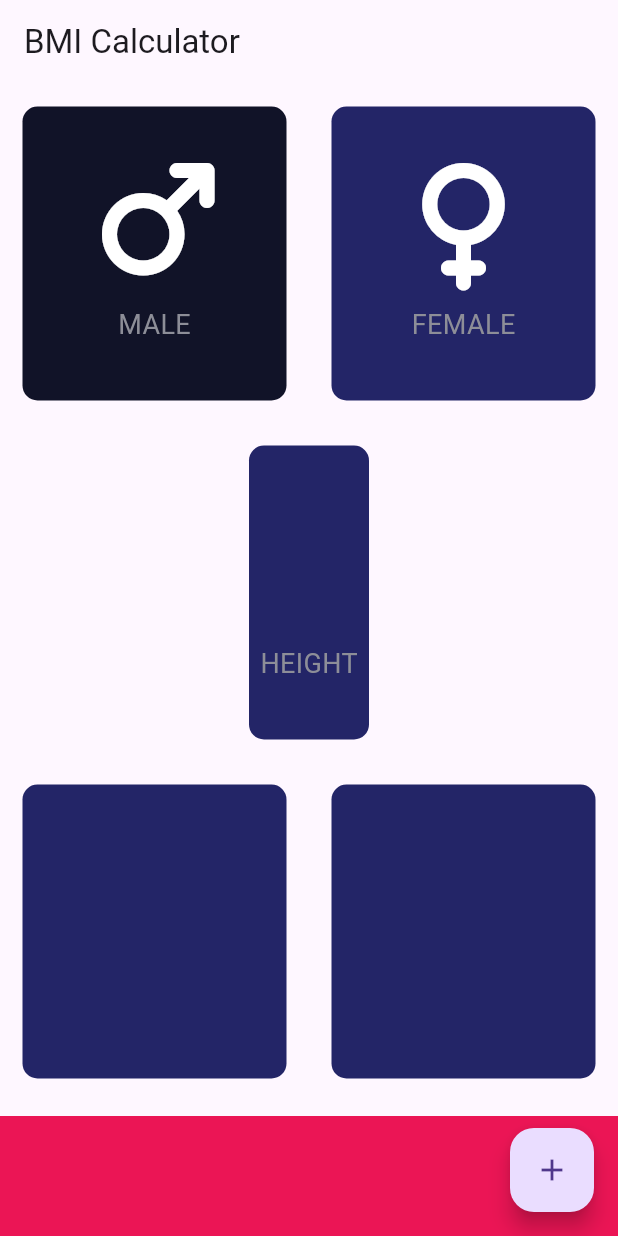
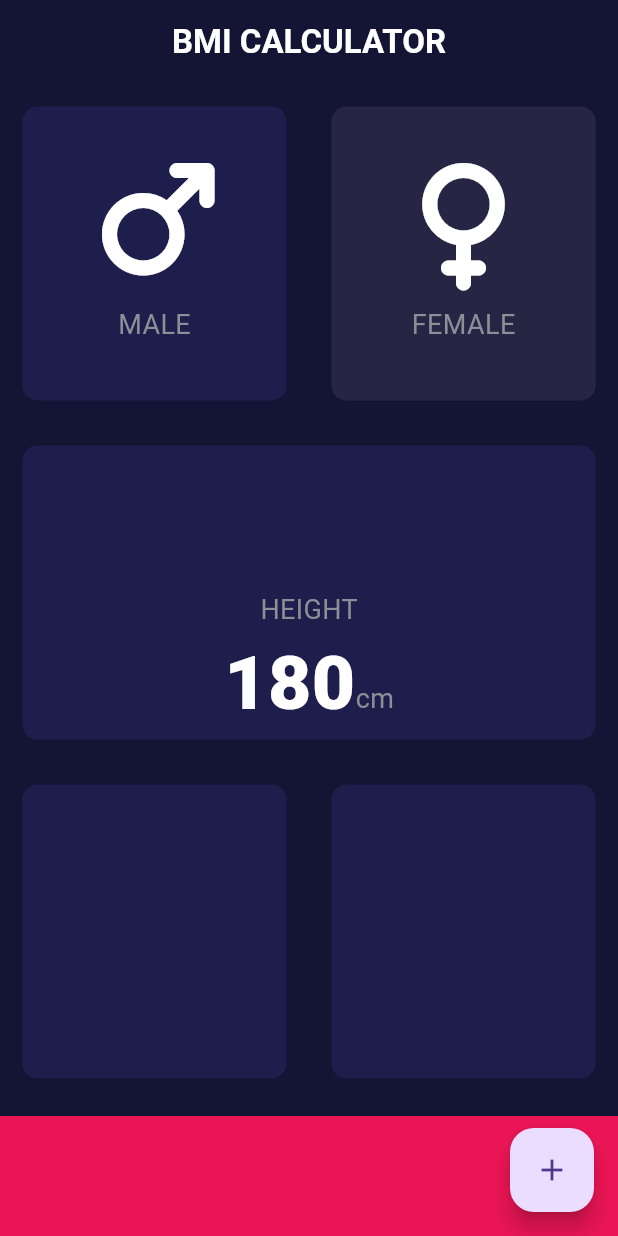
Before and after one commit to scorpiobish/bmi_calculator_fresh, a Flutter app: the screen it shows after launch, after a tap on "FEMALE", on a phone screen of 412 x 824 dp. Run offline on Flutter 3.47's test engine with Material 3 defaults, Android fonts, the phone set to English and light mode, and no system bars; our stand-ins replace font_awesome_flutter.

Commit message:
Refactor UI components to use constants for styling, implement gender selection logic, enhance ReusableCard functionality and commence with the height card

```diff
--- /dev/null
+++ b/lib/constants.dart
@@ -0,0 +1,12 @@
+import 'package:flutter/material.dart';
+
+const labelTextStyle = TextStyle(fontSize: 18, color: Color(0xFF8D8E98));
+
+const double bottomContainerHeight = 80;
+const activeColor = Color(0xFF272544);
+const Color inactiveCardColor = Color.fromARGB(189, 33, 33, 84);
+const TextStyle numberTextStyle = TextStyle(
+  fontSize: 50,
+  fontWeight: FontWeight.w900,
+  color: Colors.white,
+);
--- a/lib/icon_content.dart
+++ b/lib/icon_content.dart
@@ -3,9 +3,8 @@ import 'package:flutter/material.dart';
 import 'main.dart';
 // ignore: unused_import
 import 'input_page.dart';
-
-
-const labelTextStyle = TextStyle(fontSize: 18, color: Color(0xFF8D8E98));
+// import 'reusable_card.dart';
+import 'constants.dart';
 
 class IconContent extends StatelessWidget {
   // ignore: use_key_in_widget_constructors, prefer_const_constructors_in_immutables
--- a/lib/input_page.dart
+++ b/lib/input_page.dart
@@ -3,10 +3,9 @@ import 'package:flutter/material.dart';
 import 'package:font_awesome_flutter/font_awesome_flutter.dart';
 import 'icon_content.dart';
 import 'reusable_card.dart';
+import 'constants.dart';
+enum Gender { male, female }
 
-const double bottomContainerHeight = 80;
-const inactiveCardColor = Color(0xFF111328);
-const Color activeColor = Color.fromARGB(255, 35, 37, 103);
 
 class InputPage extends StatefulWidget {
   const InputPage({super.key});
@@ -19,41 +18,41 @@ class _InputPageState extends State<InputPage> {
   Color maleCardColor = inactiveCardColor;
   Color femaleCardColor = inactiveCardColor;
 
-  void updateColor(int gender) {
-    setState(() {
-      if (gender == 1) {
-        if (maleCardColor == inactiveCardColor) {
-          maleCardColor = activeColor;
-        } else {
-          maleCardColor = inactiveCardColor;
-        }
-      } else if (gender != 1) {
-        if (femaleCardColor == inactiveCardColor) {
-          femaleCardColor = activeColor;
-        } else {
-          femaleCardColor = inactiveCardColor;
-        }
-      }
-    });
-  }
+  Gender? selectedGender;
 
   @override
   Widget build(BuildContext context) {
     return Scaffold(
-      appBar: AppBar(title: const Text('BMI Calculator')),
+      backgroundColor: blackColor,
+      appBar: AppBar(
+        backgroundColor: blackColor,
+        title: Center(
+          child: const Text(
+            'BMI CALCULATOR',
+            style: TextStyle(
+              color: Colors.white,
+              fontWeight: FontWeight.bold,
+              fontStyle: FontStyle.normal,
+            ),
+          ),
+        ),
+      ),
       body: Center(
-        child: Column(
+        child: Column( crossAxisAlignment: CrossAxisAlignment.stretch,
           children: [
             Expanded(
               child: Row(
                 children: [
                   Expanded(
-                    child: GestureDetector(
-                      onTap: () {
-                        updateColor(1);
+                    child: ReusableCard(
+                      onPress: () {
+                        setState(() {
+                          selectedGender = Gender.male;
+                        });
                       },
-                      child: ReusableCard(
-                        colour: maleCardColor,
+                      colour: selectedGender == Gender.male
+                          ? activeColor
+                          : inactiveCardColor,
                       cardChild: Center(
                         child: IconContent(
                           icon: FontAwesomeIcons.mars,
@@ -62,17 +61,18 @@ class _InputPageState extends State<InputPage> {
                       ),
                     ),
                   ),
-                  ),
                   Expanded(
-                    child: GestureDetector( onTap: () {
-                        updateColor(2);
+                    child: ReusableCard(onPress: () {
+                      setState(() {selectedGender = Gender.female;
+
+                      });
                     },
-                      child: ReusableCard(
-                        colour: femaleCardColor,
+                      colour: selectedGender == Gender.female
+                          ? activeColor
+                          : inactiveCardColor,
                       cardChild: IconContent(
                         icon: FontAwesomeIcons.venus,
                         label: "FEMALE",
-                        ),
                       ),
                     ),
                   ),
@@ -80,17 +80,41 @@ class _InputPageState extends State<InputPage> {
               ),
             ),
             Expanded(
-              child: ReusableCard(
-                colour: activeColor,
-                cardChild: IconContent(label: 'HEIGHT'),
+              child: ReusableCard(onPress: () {
+
+              },
+                colour: inactiveCardColor,
+                cardChild: Column(mainAxisAlignment: MainAxisAlignment.center,
+                  children: [
+                    IconContent(label: 'HEIGHT'), Row(
+                      mainAxisAlignment: MainAxisAlignment.center,
+                      crossAxisAlignment: CrossAxisAlignment.baseline,
+                      textBaseline: TextBaseline.alphabetic,
+                      children: const [
+                        Text(
+                          '180',
+                          style: numberTextStyle,
+                        ),
+                        Text(
+                          'cm',
+                          style: TextStyle(fontSize: 18, color: Color(0xFF8D8E98)),
+                        ),
+                      ],
+                    )
+                  ],
+                ),
               ),
             ),
             Expanded(
               child: Row(
                 children: [
-                  Expanded(child: ReusableCard(colour: activeColor)),
+                  Expanded(child: ReusableCard(onPress: () {
+
+              },colour: inactiveCardColor)),
                   // ignore: prefer_const_constructors
-                  Expanded(child: ReusableCard(colour: activeColor)),
+                  Expanded(child: ReusableCard(onPress: () {
+
+              },colour: inactiveCardColor)),
                 ],
               ),
             ),
--- a/lib/main.dart
+++ b/lib/main.dart
@@ -3,7 +3,7 @@
 import 'input_page.dart';
 
 const double bottomContainerWidth = double.infinity;
-const Color blackColor = Color(0xFF1D1E33);
+const Color blackColor = Color(0xFF141434);
 
 void main() {
   runApp(const BMICalculator());
--- a/lib/reusable_card.dart
+++ b/lib/reusable_card.dart
@@ -5,18 +5,21 @@ import 'package:bmi_fresh/main.dart';
 class ReusableCard extends StatelessWidget {
   final Color colour;
   final Widget? cardChild;
+  final VoidCallback onPress;
 
-  const ReusableCard({super.key, required this.colour, this.cardChild});
+  const ReusableCard({super.key, required this.colour, this.cardChild, required this.onPress});
 
   @override
   Widget build(BuildContext context) {
-    return Container(
-      margin: const EdgeInsets.all(15),
-      decoration: BoxDecoration(
-        color: colour,
-        borderRadius: BorderRadius.circular(10),
+    return GestureDetector(onTap: onPress,
+      child: Container(
+        margin: const EdgeInsets.all(15),
+        decoration: BoxDecoration(
+          color: colour,
+          borderRadius: BorderRadius.circular(10),
+        ),
+        child: cardChild,
       ),
-      child: cardChild,
     );
   }
 }
```
Lines whose indentation alone changed are shown as unchanged.
